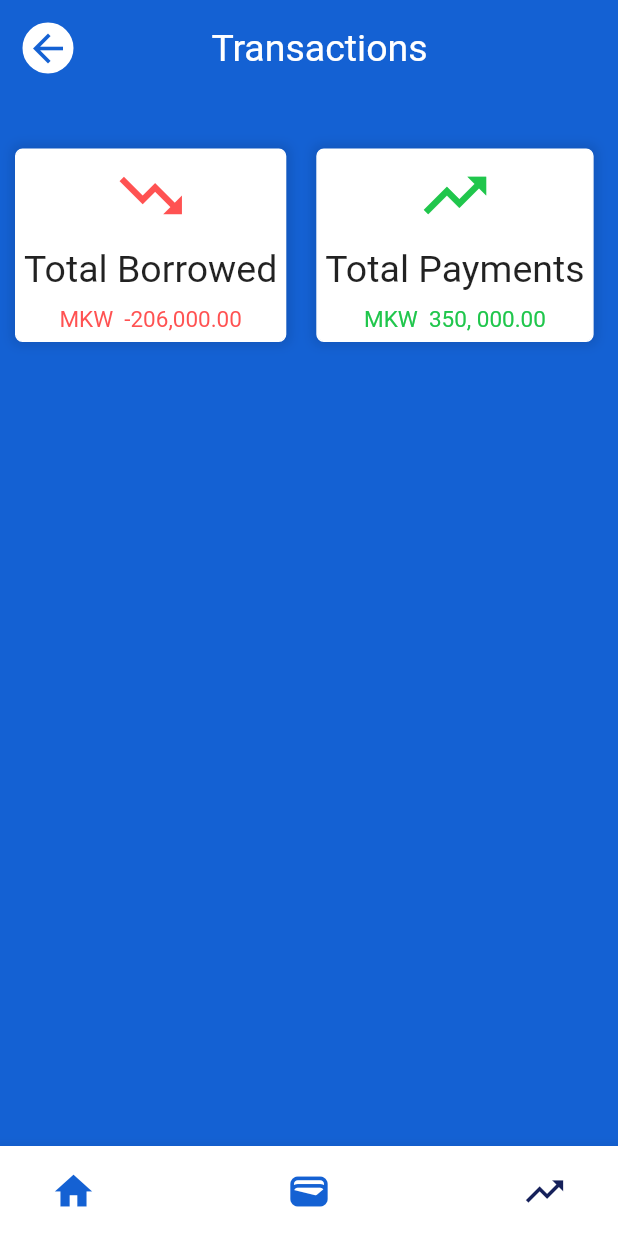
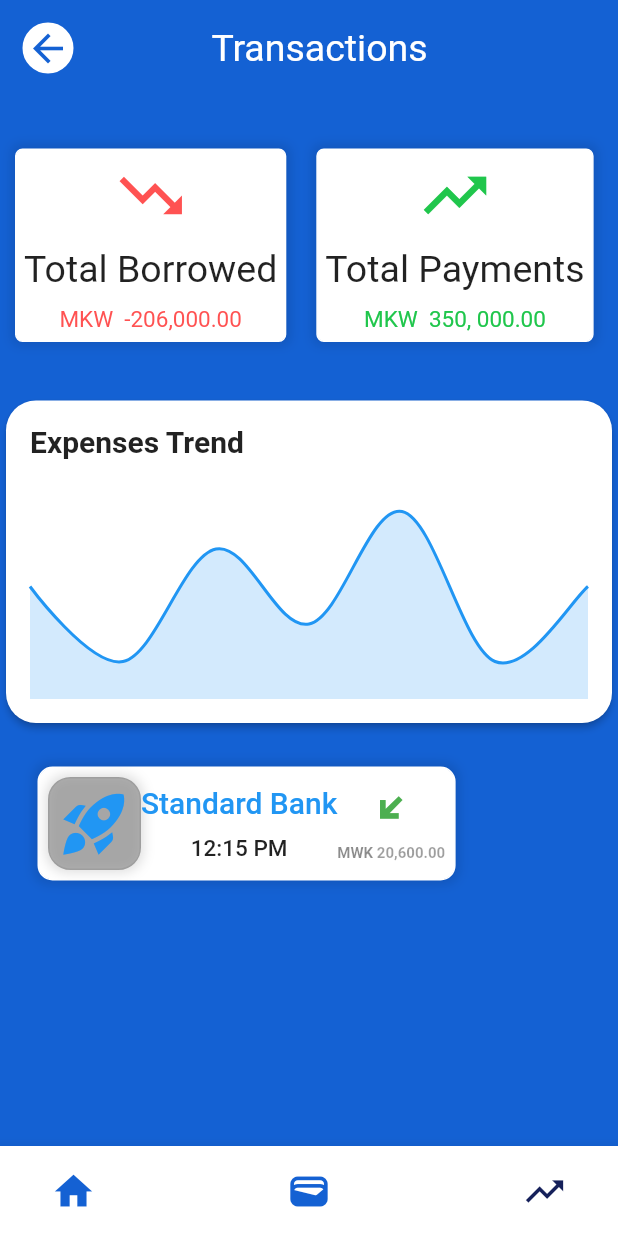
Before and after one commit to JipsonFrancis/small_moni, a Flutter app: the screen it shows after launch, on a phone screen of 412 x 824 dp. Run offline on Flutter 3.47's test engine with Material 2 defaults, Android fonts, the phone set to English and light mode, and no system bars; drawn by our look-alikes of fl_chart; our stand-ins replace smooth_page_indicator; missing offline and left inert: dart:ffi.

Commit message:
Transaction update
transactionccard updated too

```diff
--- a/lib/classes/transaction_card.dart
+++ b/lib/classes/transaction_card.dart
@@ -1,7 +1,7 @@
 import 'package:flutter/material.dart';
 
-class TransactionCard extends StatelessWidget {
-  const TransactionCard({super.key});
+class TransactionCCard extends StatelessWidget {
+  const TransactionCCard({super.key});
 
   @override
   Widget build(BuildContext context) {
--- a/lib/dashboard.dart
+++ b/lib/dashboard.dart
@@ -120,11 +120,11 @@ class _DashboardState extends State<Dashboard> {
             const SizedBox(
               height: 10,
             ),
-            const TransactionCard(),
+            const TransactionCCard(),
             const SizedBox(
               height: 10,
             ),
-            const TransactionCard(),
+            const TransactionCCard(),
           ],
         ),
       ),
--- a/lib/transactions.dart
+++ b/lib/transactions.dart
@@ -1,6 +1,7 @@
 import 'package:flutter/material.dart';
 import 'package:small_money/classes/transactionCard.dart';
 import 'package:fl_chart/fl_chart.dart';
+import 'package:small_money/classes/transaction_card.dart';
 
 class Tranaction extends StatefulWidget {
   const Tranaction({super.key});
@@ -103,6 +104,83 @@ class _TranactionState extends State<Tranaction> {
             const SizedBox(
               height: 25,
             ),
+            Center(
+              child: Card(
+                elevation: 2, // Add elevation for a card shadow
+                margin: EdgeInsets.all(4), // Adjust margin as needed
+                shape: RoundedRectangleBorder(
+                  borderRadius:
+                      BorderRadius.circular(20), // Increase border radius
+                ),
+                child: Padding(
+                  padding: const EdgeInsets.all(16.0),
+                  child: Column(
+                    crossAxisAlignment:
+                        CrossAxisAlignment.start, // Align content to the left
+                    children: [
+                      Text(
+                        'Expenses Trend',
+                        style: TextStyle(
+                            fontSize: 20, fontWeight: FontWeight.bold),
+                      ),
+                      SizedBox(height: 10),
+                      Container(
+                        height: 150, // Adjust the graph's height as needed
+                        child: LineChart(
+                          LineChartData(
+                            gridData: FlGridData(show: false),
+                            titlesData: FlTitlesData(show: false),
+                            borderData: FlBorderData(
+                              show: false,
+                              border: Border.all(
+                                color: const Color(0xff37434d),
+                                width: 1,
+                              ),
+                            ),
+                            minX: 0,
+                            maxX: 6,
+                            minY: 0,
+                            maxY: 6,
+                            lineBarsData: [
+                              LineChartBarData(
+                                spots: [
+                                  FlSpot(0, 3),
+                                  FlSpot(1, 1),
+                                  FlSpot(2, 4),
+                                  FlSpot(3, 2),
+                                  FlSpot(4, 5),
+                                  FlSpot(5, 1),
+                                  FlSpot(6, 3),
+                                ],
+                                isCurved: true,
+                                colors: [Colors.blue],
+                                dotData: FlDotData(show: false),
+                                belowBarData: BarAreaData(
+                                  show: true,
+                                  colors: [
+                                    Colors.blue.withOpacity(0.2)
+                                  ], // Set fill color
+                                ),
+                              ),
+                            ],
+                          ),
+                        ),
+                      ),
+                    ],
+                  ),
+                ),
+              ),
+            ),
+            SizedBox(
+              height: 25,
+            ),
+            Row(
+              children: [
+                Container(
+                  child: const TransactionCCard(),
+                )
+              ],
+            )
           ],
         ),
       ),
```
Also changed, not shown: lib/grapg.dart (added, +74 -0 lines).
